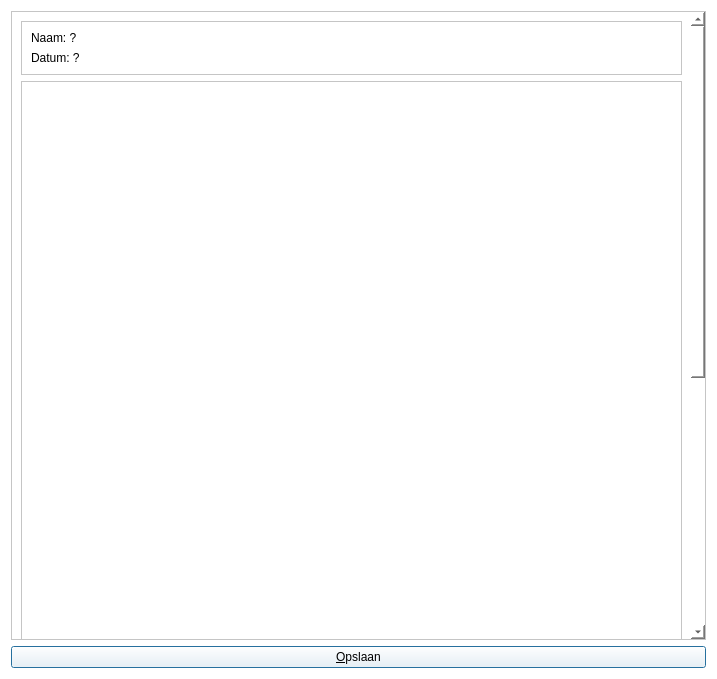
This is qtbrainweaverprintconceptmapdialog.ui in richelbilderbeek/BrainWeaver as Qt 5 draws it before an edit. The edited form follows.
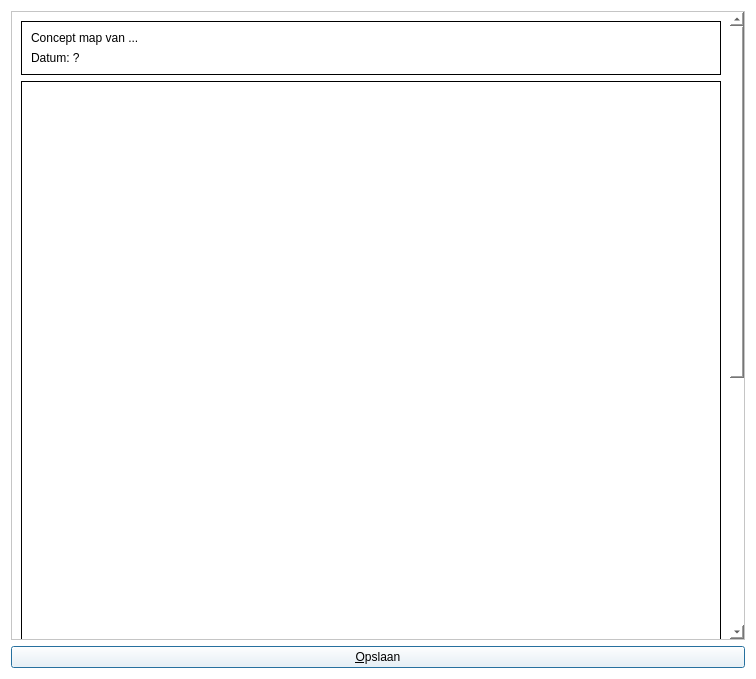
This is the edited form. Icons and pictures are not drawn.

Commit message: Fix https://github.com/richelbilderbeek/Brainweaver/issues/149

The edit to the form file:
```diff
--- a/qtbrainweaverprintconceptmapdialog.ui
+++ b/qtbrainweaverprintconceptmapdialog.ui
@@ -6,7 +6,7 @@
    <rect>
     <x>0</x>
     <y>0</y>
-    <width>717</width>
+    <width>756</width>
     <height>679</height>
    </rect>
   </property>
@@ -31,7 +31,7 @@
        <rect>
         <x>0</x>
         <y>0</y>
-        <width>683</width>
+        <width>722</width>
         <height>1070</height>
        </rect>
       </property>
@@ -45,10 +45,10 @@
           </sizepolicy>
          </property>
          <property name="frameShape">
-          <enum>QFrame::StyledPanel</enum>
+          <enum>QFrame::Box</enum>
          </property>
          <property name="frameShadow">
-          <enum>QFrame::Raised</enum>
+          <enum>QFrame::Plain</enum>
          </property>
          <layout class="QVBoxLayout" name="verticalLayout">
           <item>
@@ -57,7 +57,7 @@
              <string notr="true">background-color: rgb(255, 255, 255);</string>
             </property>
             <property name="text">
-             <string>Naam: ?</string>
+             <string>Concept map van ...</string>
             </property>
            </widget>
           </item>
@@ -86,10 +86,10 @@
           <string notr="true">background-color: rgb(255, 255, 255);</string>
          </property>
          <property name="frameShape">
-          <enum>QFrame::StyledPanel</enum>
+          <enum>QFrame::Box</enum>
          </property>
          <property name="frameShadow">
-          <enum>QFrame::Raised</enum>
+          <enum>QFrame::Plain</enum>
          </property>
          <layout class="QVBoxLayout" name="verticalLayout_2"/>
         </widget>
```
The commit also changes 1 other file.
